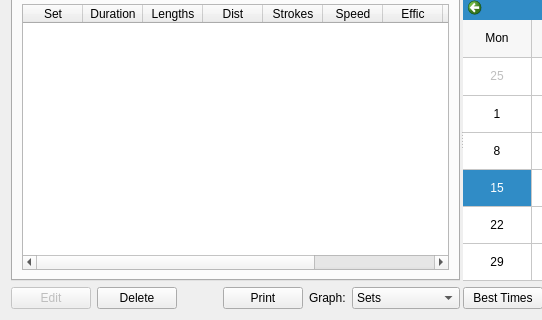
Before: the Qt Designer form ui/summary.ui in ihewitt/poolviewer, drawn with Qt 5; both pictures show x 0 to 542 and y 325 to 645 of the 957 by 645 pixel window.
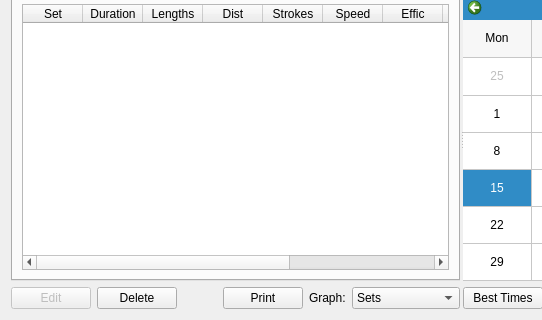
After: the same form once the commit is applied. The open tabs and pages were chosen to show the change. Custom widgets are drawn as their Qt base class.

Commit message: Display per set rest value.

The edit to the form file:
```diff
--- a/ui/summary.ui
+++ b/ui/summary.ui
@@ -311,6 +311,11 @@
                 <string>Stroke</string>
                </property>
               </column>
+              <column>
+               <property name="text">
+                <string>Rest</string>
+               </property>
+              </column>
               <column>
                <property name="text">
                 <string>Gap</string>
```
The commit also changes 1 other file.
